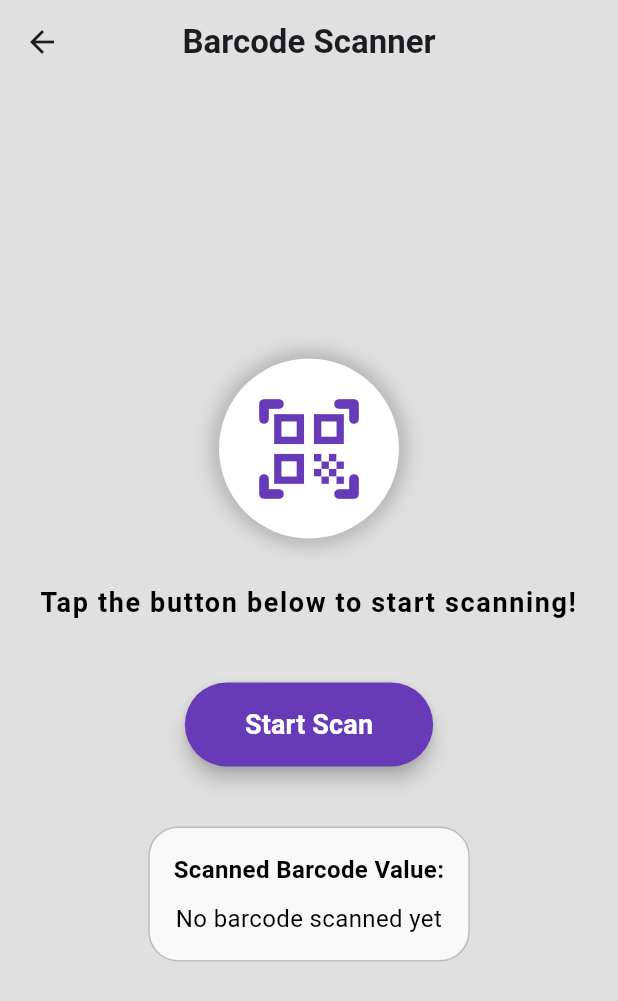
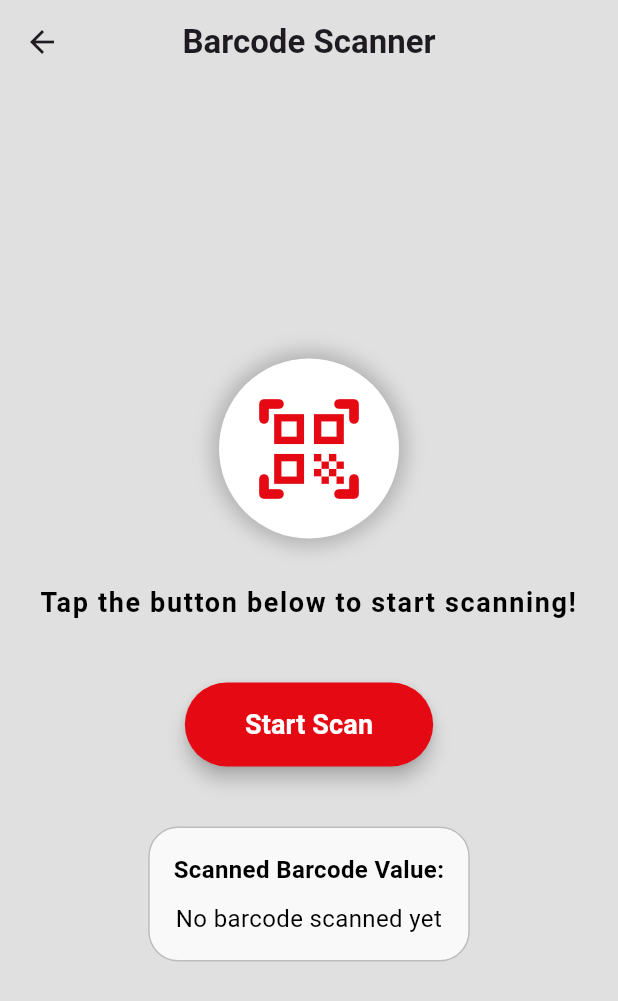
Before and after one commit to sank4lp55/binge, a Flutter app: the HomeScreen screen opened directly, after a tap on the "qr code scanner" icon, on a phone screen of 412 x 824 dp. Shown: the top 1001 px of the screen. Run offline on Flutter 3.47's test engine with Material 3 defaults, Android fonts, the phone set to English and light mode, and no system bars; our stand-ins replace cached_network_image, carousel_slider, connectivity_plus, shared_preferences; missing offline and left inert: barcode_scan2; accounts and stored records are empty; network calls fail.

Commit message:
color-fix

```diff
--- a/lib/Screen/home_screen.dart
+++ b/lib/Screen/home_screen.dart
@@ -95,18 +95,28 @@ class HomeScreen extends StatelessWidget {
         padding: const EdgeInsets.only(bottom: 16.0),
         child: Align(
           alignment: Alignment.bottomCenter,
-          child: FloatingActionButton(
-            onPressed: () {
+          child: ClipOval(
+            child: Material(
+              color: Color(0xFFE50914), // Set the background color here
+              child: InkWell(
+                splashColor: Colors.red, // Splash color when tapped
+                onTap: () {
                   Navigator.push(
                     context,
                     MaterialPageRoute(builder: (context) => ScannerScreen()),
                   );
                 },
-            backgroundColor: Colors.blue,
+                child: SizedBox(
+                  width: 56, // Set the width for the circular button
+                  height: 56, // Set the height for the circular button
                   child: const Icon(Icons.qr_code_scanner, color: Colors.white),
                 ),
               ),
             ),
+          ),
+        ),
+      ),
+
       floatingActionButtonLocation: FloatingActionButtonLocation.centerDocked,
     );
   }
--- a/lib/Screen/scanner_screen.dart
+++ b/lib/Screen/scanner_screen.dart
@@ -39,7 +39,6 @@ class _ScannerScreenState extends State<ScannerScreen> {
         centerTitle: true,
         backgroundColor: Colors.grey[300], // Use the specified background color
         elevation: 0,
-
       ),
       body: Container(
         color: Colors.grey[300], // Set the background color
@@ -68,7 +67,7 @@ class _ScannerScreenState extends State<ScannerScreen> {
                   ),
                   child: Icon(
                     Icons.qr_code_scanner_rounded,
-                    color: Colors.deepPurple,
+                    color: Color(0xFFE50914), // Updated color
                     size: 80,
                   ),
                 ),
@@ -91,7 +90,7 @@ class _ScannerScreenState extends State<ScannerScreen> {
                 ElevatedButton(
                   onPressed: _scanBarcode, // Call the scan function when button is pressed
                   style: ElevatedButton.styleFrom(
-                    backgroundColor: Colors.deepPurple, // Button color
+                    backgroundColor: Color(0xFFE50914), // Updated button color
                     elevation: 5,
                     shape: RoundedRectangleBorder(
                       borderRadius: BorderRadius.circular(30),
```
Also changed, not shown: lib/Screen/movie_detail_screen.dart (+23 -48 lines). Lines whose indentation alone changed are shown as unchanged.
